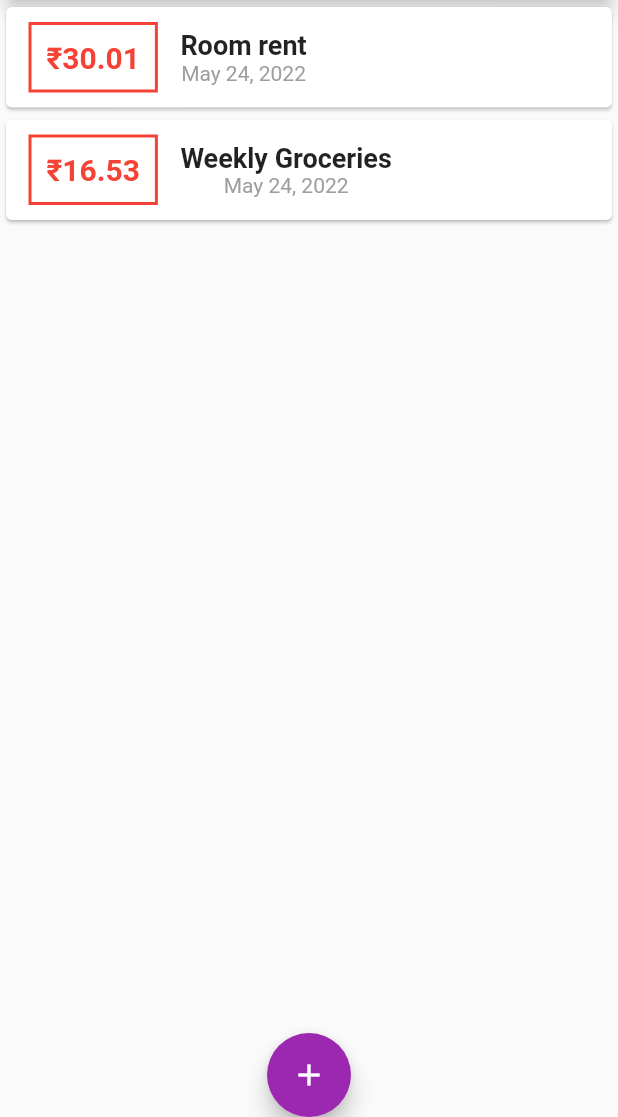
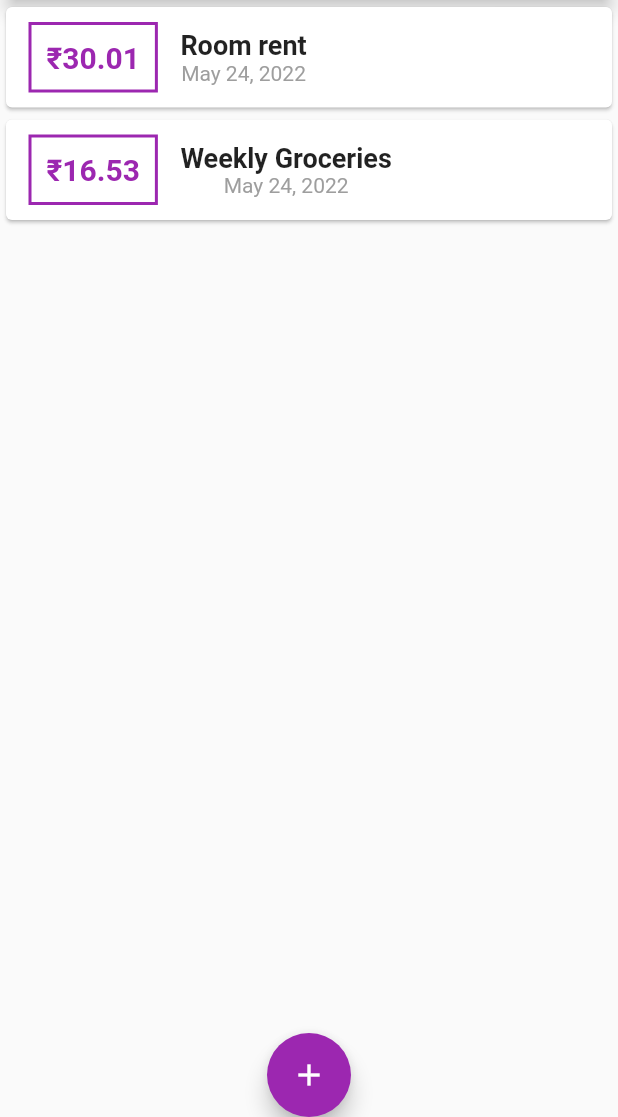
Before and after one commit to Shogil/Daily-expense-tracker-flutter, a Flutter app: the screen it shows after launch, on a phone screen of 412 x 824 dp, the part 119-1236 px from its top. Run offline on Flutter 3.47's test engine with Material 2 defaults, Android fonts, the phone set to English and light mode, and no system bars.

Commit message:
update the transaction file

```diff
--- a/lib/widgets/transaction_list.dart
+++ b/lib/widgets/transaction_list.dart
@@ -22,7 +22,7 @@ class TransactionList extends StatelessWidget {
                   ),
                   decoration: BoxDecoration(
                     border: Border.all(
-                      color: Colors.red,
+                      color: Theme.of(context).primaryColor,
                       width: 2,
                     ),
                   ),
@@ -32,7 +32,7 @@ class TransactionList extends StatelessWidget {
                     style: TextStyle(
                       fontWeight: FontWeight.bold,
                       fontSize: 20,
-                      color: Colors.red,
+                      color: Theme.of(context).primaryColor,
                     ),
                   ),
                 ),
```
